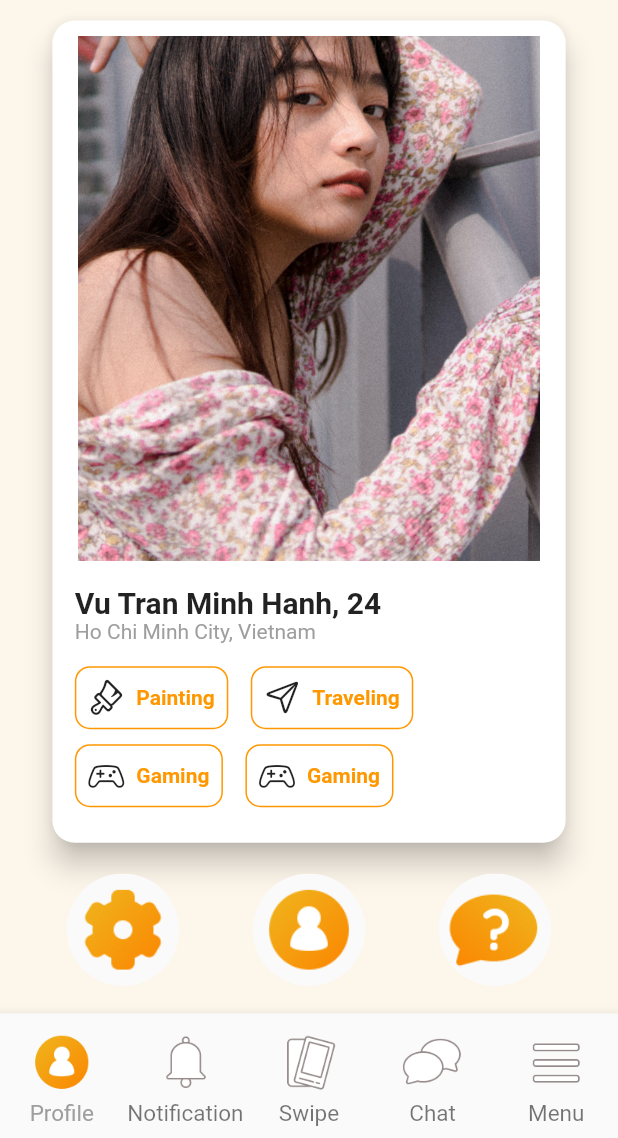
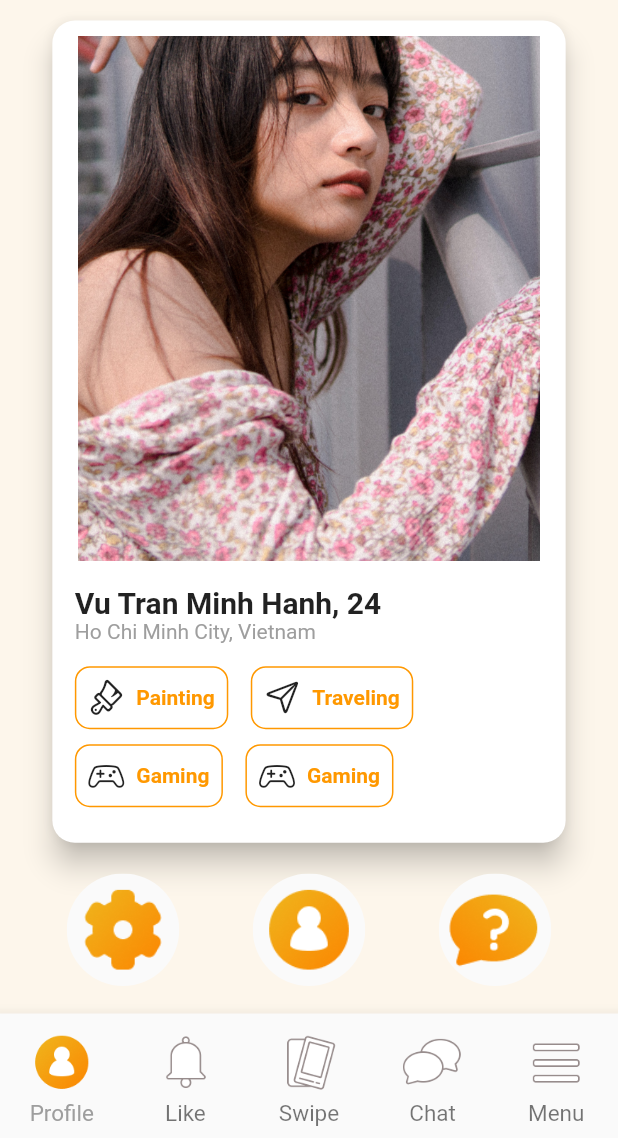
Before and after one commit to PhatDinh/Recontre-App, a Flutter app: the screen it shows after launch, after a tap on "Login", on a phone screen of 412 x 824 dp, the part 98-1236 px from its top. Run offline on Flutter 3.47's test engine with Material 2 defaults, Android fonts, the phone set to English and light mode, and no system bars; drawn by our look-alikes of carousel_slider; our stand-ins replace dotted_border, get, google_fonts, swipe_cards.

Commit message:
update
like screen
report screen
match to chat

```diff
--- /dev/null
+++ b/lib/screens/like_screen.dart
@@ -0,0 +1,82 @@
+import 'package:flutter/material.dart';
+import 'package:recontre/screens/messageDetails_screen.dart';
+
+class LikeScreen extends StatelessWidget {
+  const LikeScreen({Key? key}) : super(key: key);
+
+  @override
+  Widget build(BuildContext context) {
+    return GridView.count(
+      crossAxisCount: 2,
+      childAspectRatio: 4 / 6,
+      children: [
+        ProfileCard(
+          function: () {
+            Navigator.push(context, MaterialPageRoute(builder: (builder) {
+              return MessagedetailsWidget();
+            }));
+          },
+          url: "assets/avatar/Male1.jpg",
+        ),
+        ProfileCard(
+          url: "assets/avatar/Female1.jpg",
+        ),
+        ProfileCard(
+          url: "assets/avatar/Female2.jpg",
+        ),
+        ProfileCard(
+          url: "assets/avatar/Female3.jpg",
+        ),
+        ProfileCard(
+          url: "assets/avatar/Male4.jpg",
+        ),
+        ProfileCard(
+          url: "assets/avatar/Male3.jpg",
+        ),
+      ],
+    );
+  }
+}
+
+class ProfileCard extends StatelessWidget {
+  final VoidCallback? function;
+  final String? url;
+  const ProfileCard({
+    Key? key,
+    this.url,
+    this.function,
+  }) : super(key: key);
+
+  @override
+  Widget build(BuildContext context) {
+    return Container(
+      width: MediaQuery.of(context).size.width * 0.5,
+      height: MediaQuery.of(context).size.height * 0.45,
+      child: Card(
+          shape:
+              RoundedRectangleBorder(borderRadius: BorderRadius.circular(15)),
+          elevation: 8,
+          child: Stack(children: [
+            ClipRRect(
+              borderRadius: BorderRadius.circular(8.0),
+              child: Image.asset(
+                url!,
+                //fit: BoxFit.fill,
+              ),
+            ),
+            Positioned(
+              bottom: 1,
+              right: 0,
+              left: 0,
+              child: InkWell(
+                onTap: function,
+                child: Image.asset(
+                  "assets/icon-orange/Icon_Like.png",
+                  height: 50,
+                ),
+              ),
+            )
+          ])),
+    );
+  }
+}
--- a/lib/screens/root_screen.dart
+++ b/lib/screens/root_screen.dart
@@ -1,4 +1,5 @@
 import 'package:flutter/material.dart';
+import 'package:recontre/screens/like_screen.dart';
 import 'package:recontre/screens/messageDetails_screen.dart';
 import 'package:recontre/screens/messageList_screen.dart';
 import 'package:recontre/screens/profile/profile_screen.dart';
@@ -25,8 +26,9 @@ class _RootScreenState extends State<RootScreen> {
       index: index,
       children: [
         ProfileScreen(),
-        ProfileScreen(),
+        LikeScreen(),
         HomescreenWidget(),
+        MessagelistWidget(),
         MessagelistWidget(),
       ],
     );
@@ -66,7 +68,7 @@ class _RootScreenState extends State<RootScreen> {
             ),
           ),
         ),
-        title: Text("Notifications"),
+        title: Text("Like"),
       );
     } else if (index == 2) {
       return AppBar(
@@ -147,7 +149,7 @@ class _RootScreenState extends State<RootScreen> {
                     height: 50,
                   )),
               BottomNavigationBarItem(
-                  label: "Notification",
+                  label: "Like",
                   activeIcon: Image.asset(
                     "assets/icon-orange/Icon_Notifications.png",
                     height: 50,
```
Also changed, not shown: lib/screens/messageDetails_screen.dart (+105 -9 lines).
